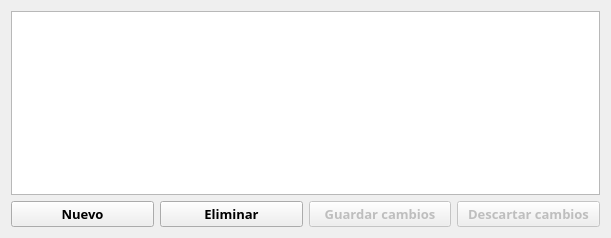
Old version of the form datos.ui in the repository enchiladaSuiza/AsistenciaFototeca.
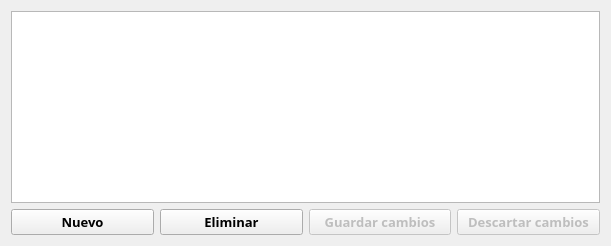
New version of the form.

The edit to the form file:
```diff
--- a/datos.ui
+++ b/datos.ui
@@ -13,6 +13,12 @@
   <property name="windowTitle">
    <string>Form</string>
   </property>
+  <property name="styleSheet">
+   <string notr="true">QHeaderView {
+	font: 10pt &quot;Montserrat&quot;;
+	font-weight: bold;
+}</string>
+  </property>
   <layout class="QGridLayout" name="gridLayout">
    <item row="2" column="2">
     <widget class="QPushButton" name="guardarButton">
@@ -84,6 +90,12 @@
    </item>
    <item row="1" column="0" colspan="4">
     <widget class="QTableView" name="tableView">
+     <property name="sizePolicy">
+      <sizepolicy hsizetype="Minimum" vsizetype="Minimum">
+       <horstretch>0</horstretch>
+       <verstretch>0</verstretch>
+      </sizepolicy>
+     </property>
      <property name="font">
       <font>
        <family>Montserrat</family>
@@ -95,6 +107,21 @@
      <property name="selectionMode">
       <enum>QAbstractItemView::SingleSelection</enum>
      </property>
+     <property name="sortingEnabled">
+      <bool>true</bool>
+     </property>
+     <attribute name="horizontalHeaderCascadingSectionResizes">
+      <bool>true</bool>
+     </attribute>
+     <attribute name="horizontalHeaderShowSortIndicator" stdset="0">
+      <bool>true</bool>
+     </attribute>
+     <attribute name="verticalHeaderCascadingSectionResizes">
+      <bool>true</bool>
+     </attribute>
+     <attribute name="verticalHeaderShowSortIndicator" stdset="0">
+      <bool>false</bool>
+     </attribute>
     </widget>
    </item>
   </layout>
```
Left out of the diff: 40 changed lines with no effect on the pictures.
